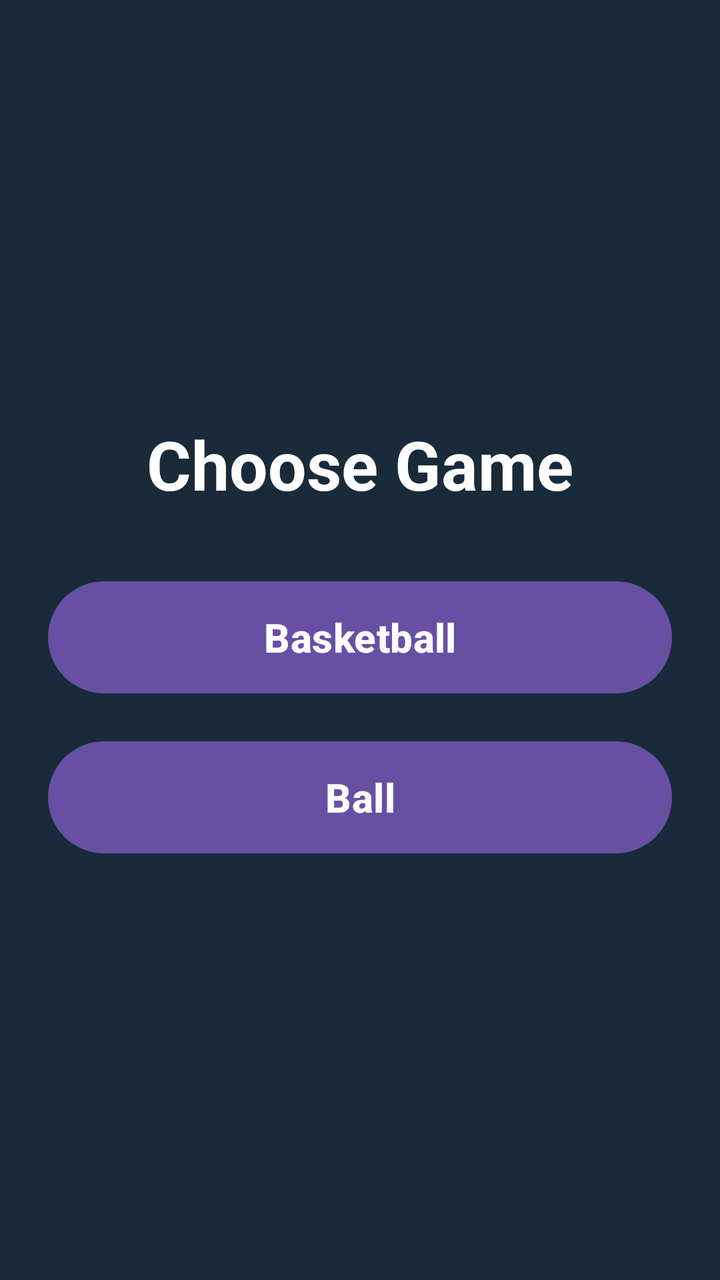
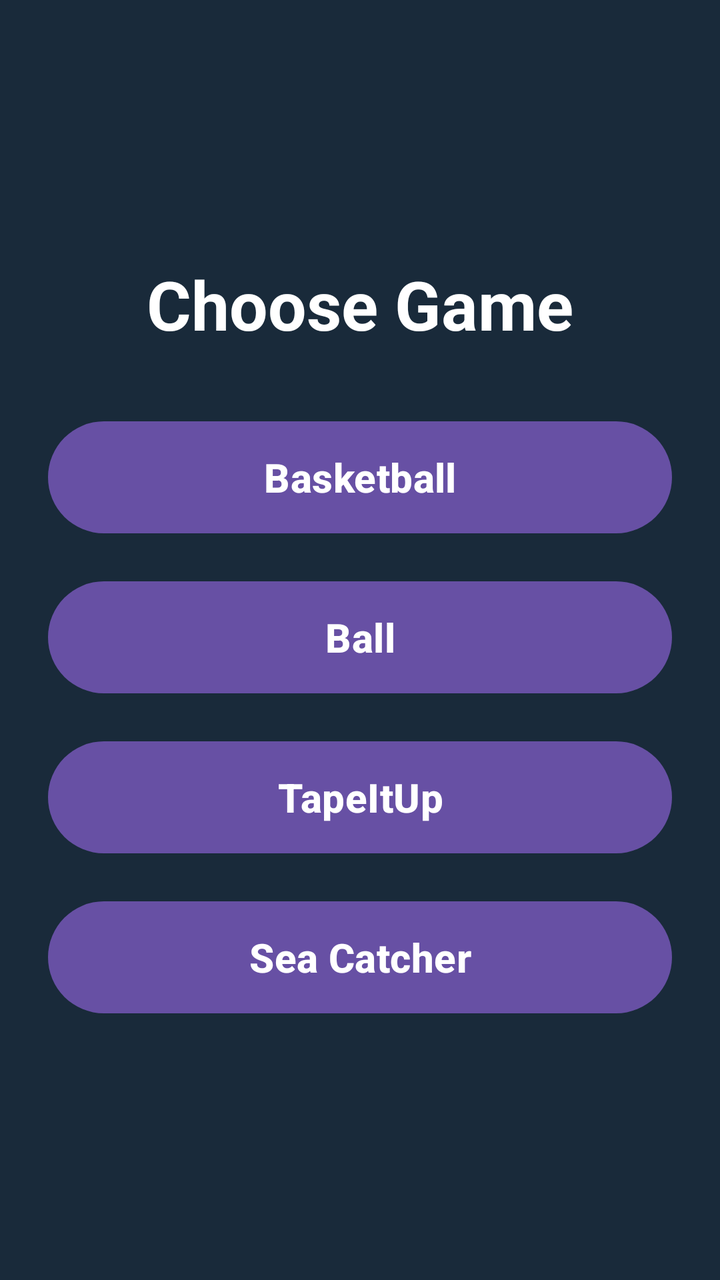

Two renders of the same Android screen: before a commit and after it. Below are the layout's source before the change and the commit's diff.
<!-- AndroidManifest.xml: application theme Theme.Game43 -->
<!-- res/layout/activity_main.xml -->
<?xml version="1.0" encoding="utf-8"?>
<androidx.constraintlayout.widget.ConstraintLayout xmlns:android="http://schemas.android.com/apk/res/android"
    xmlns:app="http://schemas.android.com/apk/res-auto"
    xmlns:tools="http://schemas.android.com/tools"
    android:id="@+id/main"
    android:layout_width="match_parent"
    android:layout_height="match_parent"
    android:background="#192A3A"
    android:padding="24dp"
    tools:context=".MainActivity">

    <TextView
        android:id="@+id/titleText"
        android:layout_width="wrap_content"
        android:layout_height="wrap_content"
        android:text="Choose Game"
        android:textColor="#FFFFFF"
        android:textSize="34sp"
        android:textStyle="bold"
        app:layout_constraintBottom_toTopOf="@id/basketballButton"
        app:layout_constraintEnd_toEndOf="parent"
        app:layout_constraintStart_toStartOf="parent"
        app:layout_constraintTop_toTopOf="parent"
        app:layout_constraintVertical_chainStyle="packed" />

    <Button
        android:id="@+id/basketballButton"
        android:layout_width="0dp"
        android:layout_height="64dp"
        android:layout_marginTop="32dp"
        android:text="Basketball"
        android:textSize="20sp"
        android:textStyle="bold"
        app:layout_constraintBottom_toTopOf="@id/ballButton"
        app:layout_constraintEnd_toEndOf="parent"
        app:layout_constraintStart_toStartOf="parent"
        app:layout_constraintTop_toBottomOf="@id/titleText" />

    <Button
        android:id="@+id/ballButton"
        android:layout_width="0dp"
        android:layout_height="64dp"
        android:layout_marginTop="16dp"
        android:text="Ball"
        android:textSize="20sp"
        android:textStyle="bold"
        app:layout_constraintBottom_toBottomOf="parent"
        app:layout_constraintEnd_toEndOf="parent"
        app:layout_constraintStart_toStartOf="parent"
        app:layout_constraintTop_toBottomOf="@id/basketballButton" />

</androidx.constraintlayout.widget.ConstraintLayout>
<!-- resources referenced by this layout -->
<resources>
  <style name="Theme.Game43" parent="Base.Theme.Game43" />
  <style name="Base.Theme.Game43" parent="Theme.Material3.DayNight.NoActionBar">
          
          
      </style>
</resources>

<!-- the commit's change to res/layout/activity_main.xml (unified diff, before → after) -->
@@ -44,9 +44,35 @@
         android:text="Ball"
         android:textSize="20sp"
         android:textStyle="bold"
-        app:layout_constraintBottom_toBottomOf="parent"
+        app:layout_constraintBottom_toTopOf="@id/tapeItUpButton"
         app:layout_constraintEnd_toEndOf="parent"
         app:layout_constraintStart_toStartOf="parent"
         app:layout_constraintTop_toBottomOf="@id/basketballButton" />
 
+    <Button
+        android:id="@+id/tapeItUpButton"
+        android:layout_width="0dp"
+        android:layout_height="64dp"
+        android:layout_marginTop="16dp"
+        android:text="TapeItUp"
+        android:textSize="20sp"
+        android:textStyle="bold"
+        app:layout_constraintBottom_toTopOf="@id/seaCatcherButton"
+        app:layout_constraintEnd_toEndOf="parent"
+        app:layout_constraintStart_toStartOf="parent"
+        app:layout_constraintTop_toBottomOf="@id/ballButton" />
+
+    <Button
+        android:id="@+id/seaCatcherButton"
+        android:layout_width="0dp"
+        android:layout_height="64dp"
+        android:layout_marginTop="16dp"
+        android:text="Sea Catcher"
+        android:textSize="20sp"
+        android:textStyle="bold"
+        app:layout_constraintBottom_toBottomOf="parent"
+        app:layout_constraintEnd_toEndOf="parent"
+        app:layout_constraintStart_toStartOf="parent"
+        app:layout_constraintTop_toBottomOf="@id/tapeItUpButton" />
+
 </androidx.constraintlayout.widget.ConstraintLayout>
